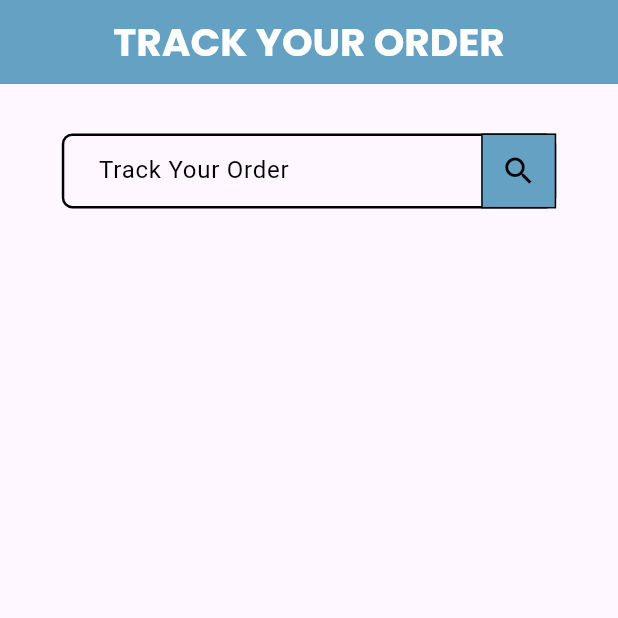
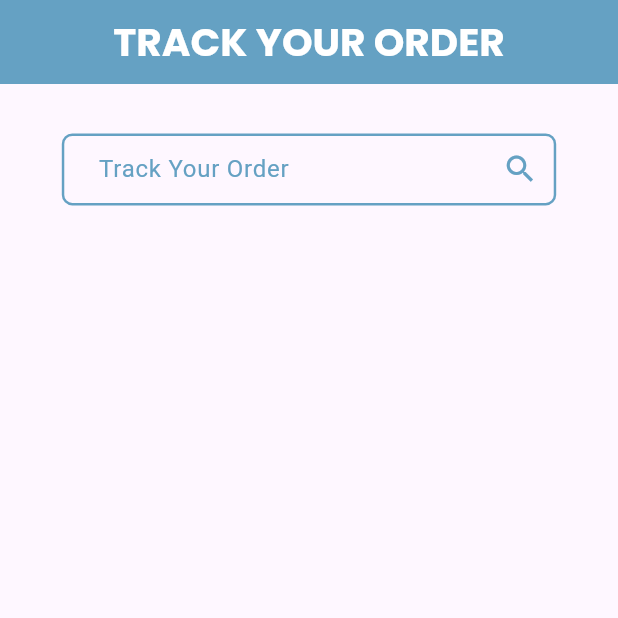
Before and after one commit to fathimanasrinvk/jeyem_express, a Flutter app: the TrackOrderScreen screen opened directly, on a phone screen of 412 x 824 dp, the top half of it. Run offline on Flutter 3.47's test engine with Material 3 defaults, Android fonts, the phone set to English and light mode, and no system bars; our stand-ins replace google_fonts, lottie, shared_preferences; accounts and stored records are empty; network calls fail.

Commit message:
track_screen

```diff
--- a/lib/presentation/login_screeen/view/login_screen.dart
+++ b/lib/presentation/login_screeen/view/login_screen.dart
@@ -79,9 +79,9 @@ class _LoginScreenState extends State<LoginScreen> {
                       child: Column(
                         mainAxisSize: MainAxisSize.min,
                         children: [
-                          SizedBox(height: size.height * .04),
+                          SizedBox(height: size.height * .035),
                           Lottie.asset("assets/animation/b.json",
-                              height: size.width * 0.25),
+                              height: size.height * 0.09),
                           SizedBox(height: size.height * .02),
                           Text('Sign in to continue to Jeyem',
                               style: GLTextStyles.poppins2()),
--- a/lib/presentation/lr_search_screen/widget/prdct_vehicle_details_table.dart
+++ b/lib/presentation/lr_search_screen/widget/prdct_vehicle_details_table.dart
@@ -24,7 +24,7 @@ class ProductAndVehicleDetails extends StatelessWidget {
         SizedBox(height: size.height * 0.01),
         Text(
           'Product Details:',
-          style: TextStyle(fontWeight: FontWeight.bold, fontSize: 16),
+        style: GLTextStyles.poppins()
         ),
         SizedBox(height: size.height * 0.021),
         SingleChildScrollView(
@@ -75,7 +75,7 @@ class ProductAndVehicleDetails extends StatelessWidget {
         SizedBox(height: size.height * 0.03),
         Text(
           'Vehicle Details:',
-          style: TextStyle(fontWeight: FontWeight.bold, fontSize: 16),
+    style: GLTextStyles.poppins()
         ),
         SizedBox(height: size.height * 0.021),
         SingleChildScrollView(
--- a/lib/presentation/order_tracking_screen/view/track_order_screen.dart
+++ b/lib/presentation/order_tracking_screen/view/track_order_screen.dart
@@ -78,14 +78,9 @@ class _TrackOrderScreenState extends State<TrackOrderScreen> {
                 controller: trackNumberController,
                 keyboardType: TextInputType.text,
                 decoration: InputDecoration(
-                  suffixIcon: Container(
-                    decoration: BoxDecoration(
+                  suffixIcon: IconButton(
+                    icon: Icon(Icons.search),
                     color: ColorTheme.maincolor,
-                      border: Border.all(color: ColorTheme.black),
-                    ),
-                    child: IconButton(
-                      icon: Icon(Icons.search),
-                      color: ColorTheme.black,
                     onPressed: () {
                       final trackNumber = trackNumberController.text;
                       if (trackNumber.isNotEmpty) {
@@ -93,11 +88,10 @@ class _TrackOrderScreenState extends State<TrackOrderScreen> {
                       }
                     },
                   ),
-                  ),
                   filled: false,
                   hintText: 'Track Your Order',
                   hintStyle: TextStyle(
-                    color: ColorTheme.black,
+                    color: ColorTheme.maincolor,
                   ),
                   contentPadding:
                       EdgeInsets.symmetric(horizontal: size.width * .05),
@@ -105,20 +99,20 @@ class _TrackOrderScreenState extends State<TrackOrderScreen> {
                     borderRadius: BorderRadius.circular(7),
                     borderSide: BorderSide(
                       width: size.width * .02,
-                      color: ColorTheme.black,
+                      color: ColorTheme.maincolor,
                     ),
                   ),
                   enabledBorder: OutlineInputBorder(
                     borderRadius: BorderRadius.circular(7),
                     borderSide: BorderSide(
-                      color: ColorTheme.black,
+                      color: ColorTheme.maincolor,
                       width: size.width * .004,
                     ),
                   ),
                   focusedBorder: OutlineInputBorder(
                     borderRadius: BorderRadius.circular(7),
                     borderSide: BorderSide(
-                      color: ColorTheme.maincolor,
+                      color: ColorTheme.black,
                       width: 2,
                     ),
                   ),
--- a/lib/repository/api/common/model/details_model.dart
+++ b/lib/repository/api/common/model/details_model.dart
@@ -15,7 +15,7 @@ class DetailsModel {
   ConsignParty? consignorParty;
   ConsignParty? consigneeParty;
   ItemDetails? itemDetails;
-  List<DispatchDetail>? dispatchDetails;
+  List<DispatchDetail>?   dispatchDetails;
 
   DetailsModel({
     this.status,
```
Also changed, not shown: lib/presentation/lr_search_screen/view/lr_search_screeen.dart (+6 -7 lines). Lines whose indentation alone changed are shown as unchanged.
